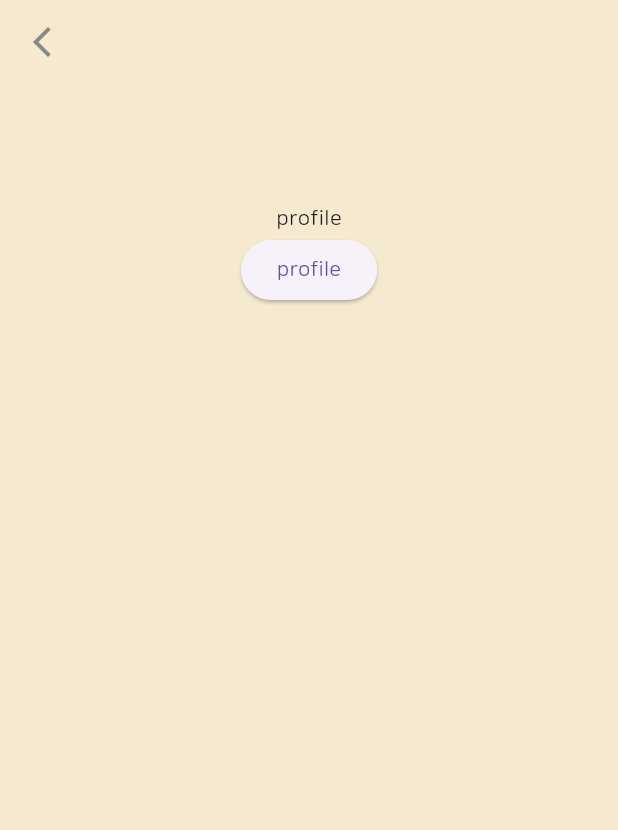
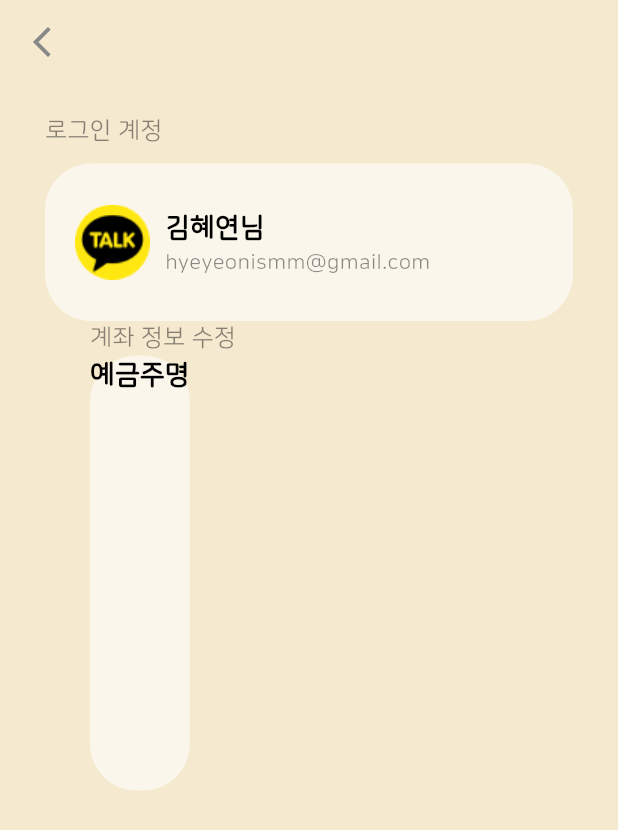
Before and after one commit to donggukthon/donggukthon_2023_3_F, a Flutter app: the ProfileScreen screen opened by its route, on a phone screen of 412 x 824 dp. Shown: the top 830 px of the screen. Run offline on Flutter 3.47's test engine with Material 3 defaults, Android fonts, the phone set to English and light mode, and no system bars; our stand-ins replace get.

Commit message:
<feat>: 기부내역조회, 프로필화면 추가

```diff
--- a/lib/main.dart
+++ b/lib/main.dart
@@ -4,6 +4,7 @@
 import 'package:boonglunteer_view/screens/home_screen.dart';
 import 'package:boonglunteer_view/screens/profile_screen.dart';
 import 'package:boonglunteer_view/screens/start_screen.dart';
+import 'package:boonglunteer_view/widgets/bottom_container.dart';
 import 'package:flutter/material.dart';
 
 void main() {
@@ -29,7 +30,7 @@
         initialRoute: '/',
         routes: {
           '/': (context) => const StartScreen(),
-          '/home': (context) => const HomeScreen(),
+          '/home': (context) => const BottomContainer(),
           '/charity': (context) => const CharityScreen(),
           '/badge': (context) => const BadgeScreen(),
           '/profile': (context) => const ProfileScreen(),
--- a/lib/screens/profile_screen.dart
+++ b/lib/screens/profile_screen.dart
@@ -6,19 +6,104 @@ class ProfileScreen extends StatelessWidget {
 
   @override
   Widget build(BuildContext context) {
+    String userName = '김혜연';
+    String userEmail = 'hyeyeonismm@gmail.com';
+
     return Scaffold(
       appBar: const CustomAppBar(),
-      body: Center(
+      body: SingleChildScrollView(
         child: Padding(
-          padding: const EdgeInsets.all(80),
+          padding: const EdgeInsets.symmetric(horizontal: 30),
           child: Column(
+            crossAxisAlignment: CrossAxisAlignment.start,
             children: [
-              const Text('profile'),
-              ElevatedButton(
-                onPressed: () {
-                  Navigator.pop(context);
-                },
-                child: const Text('profile'),
+              Padding(
+                padding: const EdgeInsets.fromLTRB(0, 20, 0, 10),
+                child: Text(
+                  '로그인 계정',
+                  style: TextStyle(
+                    color: Colors.black.withOpacity(0.44999998807907104),
+                    fontSize: 16,
+                  ),
+                ),
+              ),
+              Container(
+                height: 105,
+                decoration: ShapeDecoration(
+                  color: Colors.white.withOpacity(0.6000000238418579),
+                  shape: RoundedRectangleBorder(
+                    borderRadius: BorderRadius.circular(31),
+                  ),
+                ),
+                child: Padding(
+                  padding: const EdgeInsets.all(20.0),
+                  child: Row(
+                    children: [
+                      Image.asset('assets/images/kakao_icon.png'),
+                      Column(
+                        crossAxisAlignment: CrossAxisAlignment.start,
+                        children: [
+                          Padding(
+                            padding: const EdgeInsets.fromLTRB(10, 10, 0, 0),
+                            child: Text(
+                              '$userName님',
+                              style: const TextStyle(
+                                color: Colors.black,
+                                fontSize: 18,
+                                fontWeight: FontWeight.w600,
+                              ),
+                            ),
+                          ),
+                          Padding(
+                            padding: const EdgeInsets.fromLTRB(10, 0, 0, 0),
+                            child: Text(
+                              userEmail,
+                              style: TextStyle(
+                                color: Colors.black
+                                    .withOpacity(0.44999998807907104),
+                                fontSize: 14,
+                              ),
+                            ),
+                          ),
+                        ],
+                      ),
+                    ],
+                  ),
+                ),
+              ),
+
+              //계좌정보 수정
+              Padding(
+                padding: const EdgeInsets.symmetric(horizontal: 30),
+                child: Column(
+                  crossAxisAlignment: CrossAxisAlignment.start,
+                  children: [
+                    Text(
+                      '계좌 정보 수정',
+                      style: TextStyle(
+                        color: Colors.black.withOpacity(0.44999998807907104),
+                        fontSize: 16,
+                      ),
+                    ),
+                    Container(
+                      height: 290,
+                      decoration: ShapeDecoration(
+                        color: Colors.white.withOpacity(0.6000000238418579),
+                        shape: RoundedRectangleBorder(
+                          borderRadius: BorderRadius.circular(31),
+                        ),
+                      ),
+                      child: const Text(
+                        '예금주명',
+                        style: TextStyle(
+                          color: Colors.black,
+                          fontSize: 18,
+                          fontWeight: FontWeight.w600,
+                        ),
+                      ),
+                    ),
+                  ],
+                ),
               ),
             ],
           ),
--- a/pubspec.yaml
+++ b/pubspec.yaml
@@ -35,6 +35,7 @@ dependencies:
   # Use with the CupertinoIcons class for iOS style icons.
   cupertino_icons: ^1.0.2
   get: ^4.6.6
+  intl: ^0.17.0
 
 dev_dependencies:
   flutter_test:
```
Also changed, not shown: lib/screens/history_screen.dart (+45 -13 lines), pubspec.lock.
